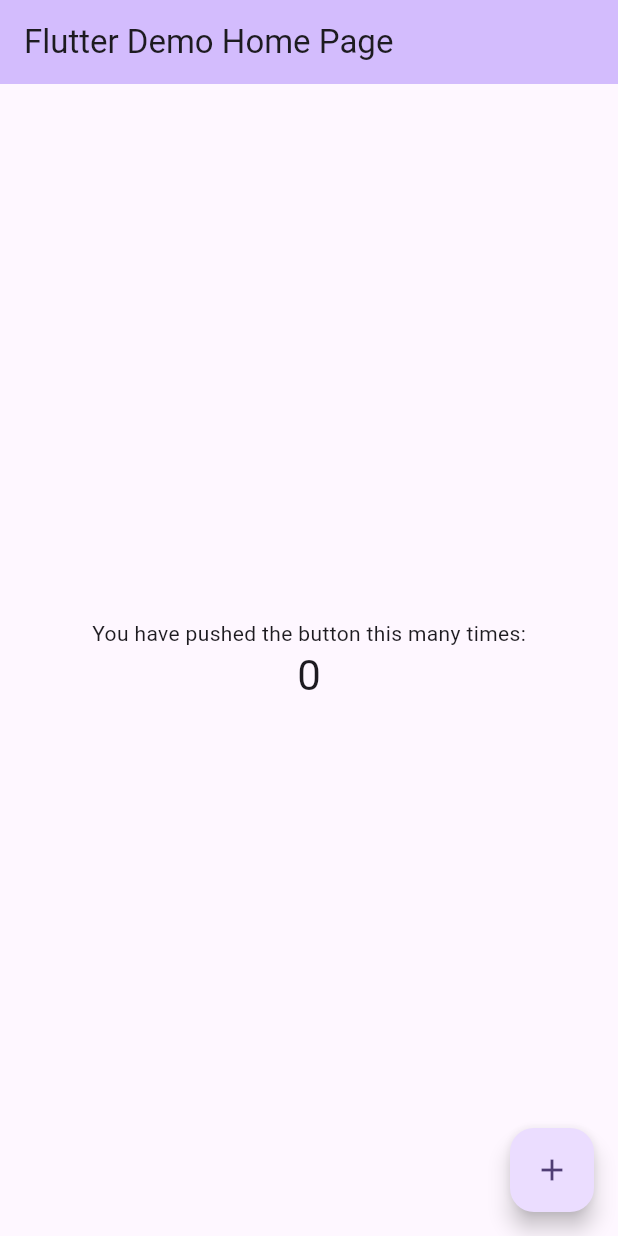
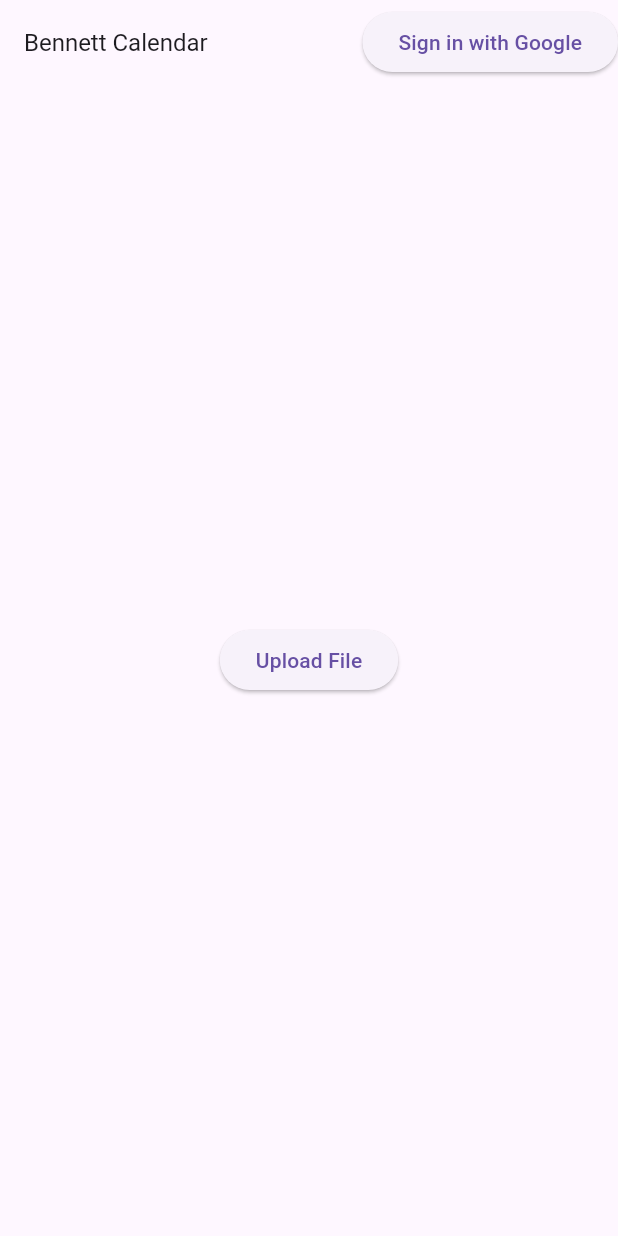
Before and after one commit to M4dhav/Bennett-Calendar, a Flutter app: the screen it shows after launch, on a phone screen of 412 x 824 dp. Run offline on Flutter 3.47's test engine with Material 3 defaults, Android fonts, the phone set to English and light mode, and no system bars; our stand-ins replace google_sign_in.

Commit message:
feat: implemented basic app

```diff
--- /dev/null
+++ b/lib/home.dart
@@ -0,0 +1,40 @@
+import 'package:flutter/material.dart';
+import 'package:google_sign_in/google_sign_in.dart';
+
+class HomePage extends StatelessWidget {
+  @override
+  Widget build(BuildContext context) {
+    return MaterialApp(
+      home: Scaffold(
+        appBar: AppBar(
+          title: const Text('Bennett Calendar', style: TextStyle(fontSize: 16)),
+          actions: [
+            ElevatedButton(
+              onPressed: () async {
+                final GoogleSignInAccount? account =
+                    await GoogleSignIn().signIn();
+                if (account != null) {
+                  print('Signed in as ${account.email}');
+                } else {
+                  print('Sign-in cancelled');
+                }
+              },
+              child: const Text('Sign in with Google'),
+            ),
+          ],
+        ),
+        body: Center(
+          child: Column(
+            mainAxisAlignment: MainAxisAlignment.center,
+            children: [
+              ElevatedButton(
+                onPressed: () {},
+                child: const Text('Upload File'),
+              ),
+            ],
+          ),
+        ),
+      ),
+    );
+  }
+}
--- a/lib/main.dart
+++ b/lib/main.dart
@@ -1,125 +1,24 @@
 import 'package:flutter/material.dart';
+import 'package:google_sign_in/google_sign_in.dart';
+import 'package:bennett_cal/home.dart';
 
 void main() {
-  runApp(const MyApp());
+  runApp(const MyApp(
+    title: 'Bennett Calculater',
+  ));
 }
 
 class MyApp extends StatelessWidget {
-  const MyApp({super.key});
+  const MyApp({super.key, required String title});
 
-  // This widget is the root of your application.
   @override
   Widget build(BuildContext context) {
     return MaterialApp(
       title: 'Flutter Demo',
       theme: ThemeData(
-        // This is the theme of your application.
-        //
-        // TRY THIS: Try running your application with "flutter run". You'll see
-        // the application has a purple toolbar. Then, without quitting the app,
-        // try changing the seedColor in the colorScheme below to Colors.green
-        // and then invoke "hot reload" (save your changes or press the "hot
-        // reload" button in a Flutter-supported IDE, or press "r" if you used
-        // the command line to start the app).
-        //
-        // Notice that the counter didn't reset back to zero; the application
-        // state is not lost during the reload. To reset the state, use hot
-        // restart instead.
-        //
-        // This works for code too, not just values: Most code changes can be
-        // tested with just a hot reload.
-        colorScheme: ColorScheme.fromSeed(seedColor: Colors.deepPurple),
-        useMaterial3: true,
-      ),
-      home: const MyHomePage(title: 'Flutter Demo Home Page'),
+          // Your theme settings
+          ),
+      home: HomePage(),
     );
   }
 }
-
-class MyHomePage extends StatefulWidget {
-  const MyHomePage({super.key, required this.title});
-
-  // This widget is the home page of your application. It is stateful, meaning
-  // that it has a State object (defined below) that contains fields that affect
-  // how it looks.
-
-  // This class is the configuration for the state. It holds the values (in this
-  // case the title) provided by the parent (in this case the App widget) and
-  // used by the build method of the State. Fields in a Widget subclass are
-  // always marked "final".
-
-  final String title;
-
-  @override
-  State<MyHomePage> createState() => _MyHomePageState();
-}
-
-class _MyHomePageState extends State<MyHomePage> {
-  int _counter = 0;
-
-  void _incrementCounter() {
-    setState(() {
-      // This call to setState tells the Flutter framework that something has
-      // changed in this State, which causes it to rerun the build method below
-      // so that the display can reflect the updated values. If we changed
-      // _counter without calling setState(), then the build method would not be
-      // called again, and so nothing would appear to happen.
-      _counter++;
-    });
-  }
-
-  @override
-  Widget build(BuildContext context) {
-    // This method is rerun every time setState is called, for instance as done
-    // by the _incrementCounter method above.
-    //
-    // The Flutter framework has been optimized to make rerunning build methods
-    // fast, so that you can just rebuild anything that needs updating rather
-    // than having to individually change instances of widgets.
-    return Scaffold(
-      appBar: AppBar(
-        // TRY THIS: Try changing the color here to a specific color (to
-        // Colors.amber, perhaps?) and trigger a hot reload to see the AppBar
-        // change color while the other colors stay the same.
-        backgroundColor: Theme.of(context).colorScheme.inversePrimary,
-        // Here we take the value from the MyHomePage object that was created by
-        // the App.build method, and use it to set our appbar title.
-        title: Text(widget.title),
-      ),
-      body: Center(
-        // Center is a layout widget. It takes a single child and positions it
-        // in the middle of the parent.
-        child: Column(
-          // Column is also a layout widget. It takes a list of children and
-          // arranges them vertically. By default, it sizes itself to fit its
-          // children horizontally, and tries to be as tall as its parent.
-          //
-          // Column has various properties to control how it sizes itself and
-          // how it positions its children. Here we use mainAxisAlignment to
-          // center the children vertically; the main axis here is the vertical
-          // axis because Columns are vertical (the cross axis would be
-          // horizontal).
-          //
-          // TRY THIS: Invoke "debug painting" (choose the "Toggle Debug Paint"
-          // action in the IDE, or press "p" in the console), to see the
-          // wireframe for each widget.
-          mainAxisAlignment: MainAxisAlignment.center,
-          children: <Widget>[
-            const Text(
-              'You have pushed the button this many times:',
-            ),
-            Text(
-              '$_counter',
-              style: Theme.of(context).textTheme.headlineMedium,
-            ),
-          ],
-        ),
-      ),
-      floatingActionButton: FloatingActionButton(
-        onPressed: _incrementCounter,
-        tooltip: 'Increment',
-        child: const Icon(Icons.add),
-      ), // This trailing comma makes auto-formatting nicer for build methods.
-    );
-  }
-}
--- a/pubspec.yaml
+++ b/pubspec.yaml
@@ -30,11 +30,17 @@ environment:
 dependencies:
   flutter:
     sdk: flutter
+  google_sign_in: ^6.2.1
 
+path:
+  bennett_cal:
+    path:../import 'package:bennett_cal/home.dart';
 
   # The following adds the Cupertino Icons font to your application.
   # Use with the CupertinoIcons class for iOS style icons.
   cupertino_icons: ^1.0.6
+  googleapis_auth: ^1.6.0
+  google_sign_in: ^5.4.4
 
 dev_dependencies:
   flutter_test:
```
Also changed, not shown: pubspec.lock, 2 other files.
